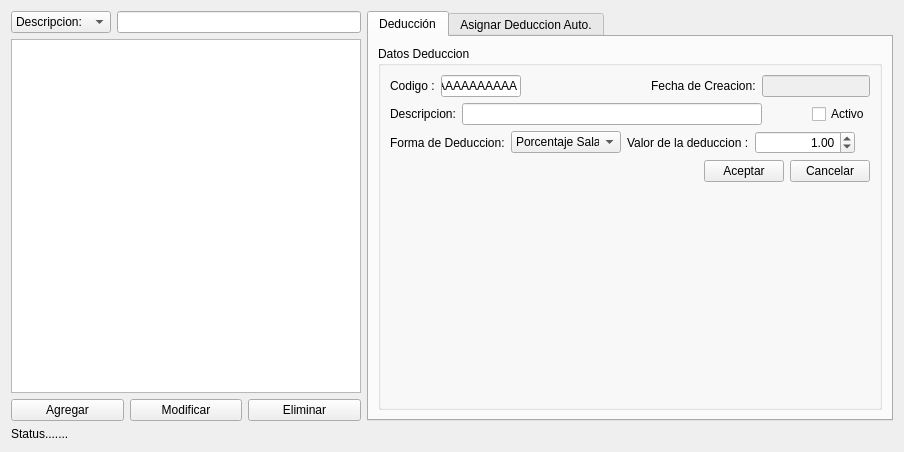
First picture: the form in deduccionwidget.ui, repository kendryfbo/sistema-nomina, before the edit.
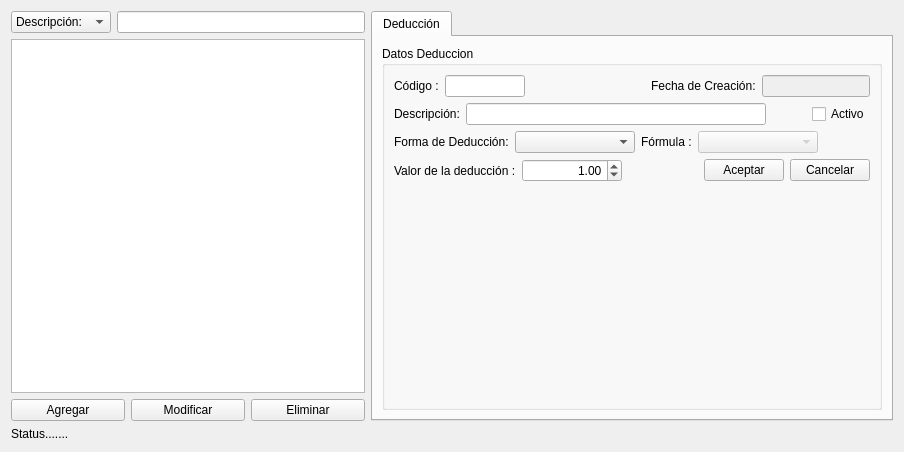
Second picture: the form after the edit.

Diff of the .ui file:
```diff
--- a/deduccionwidget.ui
+++ b/deduccionwidget.ui
@@ -35,7 +35,7 @@
              </property>
              <item>
               <property name="text">
-               <string>Descripcion:</string>
+               <string>Descripción:</string>
               </property>
              </item>
              <item>
@@ -97,7 +97,10 @@
         </layout>
        </item>
        <item>
-        <widget class="QTabWidget" name="tabWidget">
+        <widget class="QTabWidget" name="DeduccionTabWidget">
+         <property name="enabled">
+          <bool>true</bool>
+         </property>
          <property name="currentIndex">
           <number>0</number>
          </property>
@@ -123,7 +126,7 @@
                 <item>
                  <widget class="QLabel" name="label">
                   <property name="text">
-                   <string>Codigo :</string>
+                   <string>Código :</string>
                   </property>
                  </widget>
                 </item>
@@ -142,7 +145,7 @@
                    </size>
                   </property>
                   <property name="text">
-                   <string>AAAAAAAAAA</string>
+                   <string/>
                   </property>
                  </widget>
                 </item>
@@ -164,7 +167,7 @@
                   <item>
                    <widget class="QLabel" name="label_5">
                     <property name="text">
-                     <string>Fecha de Creacion:</string>
+                     <string>Fecha de Creación:</string>
                     </property>
                    </widget>
                   </item>
@@ -184,7 +187,7 @@
                 <item>
                  <widget class="QLabel" name="label_2">
                   <property name="text">
-                   <string>Descripcion:</string>
+                   <string>Descripción:</string>
                   </property>
                  </widget>
                 </item>
@@ -227,7 +230,7 @@
                   <item>
                    <widget class="QLabel" name="label_3">
                     <property name="text">
-                     <string>Forma de Deduccion:</string>
+                     <string>Forma de Deducción:</string>
                     </property>
                    </widget>
                   </item>
@@ -235,7 +238,7 @@
                    <widget class="QComboBox" name="FormaComboBox">
                     <property name="minimumSize">
                      <size>
-                      <width>110</width>
+                      <width>120</width>
                       <height>0</height>
                      </size>
                     </property>
@@ -248,16 +251,6 @@
                     <property name="sizeAdjustPolicy">
                      <enum>QComboBox::AdjustToContents</enum>
                     </property>
-                    <item>
-                     <property name="text">
-                      <string>Porcentaje Salario</string>
-                     </property>
-                    </item>
-                    <item>
-                     <property name="text">
-                      <string>Monto</string>
-                     </property>
-                    </item>
                    </widget>
                   </item>
                  </layout>
@@ -265,35 +258,23 @@
                 <item>
                  <layout class="QHBoxLayout" name="horizontalLayout_5">
                   <item>
-                   <widget class="QLabel" name="label_4">
+                   <widget class="QLabel" name="formulaLabel">
                     <property name="text">
-                     <string>Valor de la deduccion :</string>
+                     <string>Fórmula :</string>
                     </property>
                    </widget>
                   </item>
                   <item>
-                   <widget class="QDoubleSpinBox" name="valorDoubleSpinBox">
+                   <widget class="QComboBox" name="formulaComboBox">
+                    <property name="enabled">
+                     <bool>false</bool>
+                    </property>
                     <property name="minimumSize">
                      <size>
-                      <width>100</width>
+                      <width>120</width>
                       <height>0</height>
                      </size>
                     </property>
-                    <property name="maximumSize">
-                     <size>
-                      <width>100</width>
-                      <height>16777215</height>
-                     </size>
-                    </property>
-                    <property name="alignment">
-                     <set>Qt::AlignRight|Qt::AlignTrailing|Qt::AlignVCenter</set>
-                    </property>
-                    <property name="maximum">
-                     <double>999999999.990000009536743</double>
-                    </property>
-                    <property name="value">
-                     <double>1.000000000000000</double>
-                    </property>
                    </widget>
                   </item>
                  </layout>
@@ -315,6 +296,38 @@
               </item>
               <item>
                <layout class="QHBoxLayout" name="horizontalLayout_7">
+                <item>
+                 <widget class="QLabel" name="label_4">
+                  <property name="text">
+                   <string>Valor de la deducción :</string>
+                  </property>
+                 </widget>
+                </item>
+                <item>
+                 <widget class="QDoubleSpinBox" name="valorDoubleSpinBox">
+                  <property name="minimumSize">
+                   <size>
+                    <width>100</width>
+                    <height>0</height>
+                   </size>
+                  </property>
+                  <property name="maximumSize">
+                   <size>
+                    <width>100</width>
+                    <height>16777215</height>
+                   </size>
+                  </property>
+                  <property name="alignment">
+                   <set>Qt::AlignRight|Qt::AlignTrailing|Qt::AlignVCenter</set>
+                  </property>
+                  <property name="maximum">
+                   <double>999999999.990000009536743</double>
+                  </property>
+                  <property name="value">
+                   <double>1.000000000000000</double>
+                  </property>
+                 </widget>
+                </item>
                 <item>
                  <spacer name="horizontalSpacer">
                   <property name="orientation">
@@ -362,11 +375,6 @@
            </item>
           </layout>
          </widget>
-         <widget class="QWidget" name="tab_2">
-          <attribute name="title">
-           <string>Asignar Deduccion Auto.</string>
-          </attribute>
-         </widget>
         </widget>
        </item>
       </layout>
```
Left out of the diff: 5 changed lines with no effect on the pictures.
